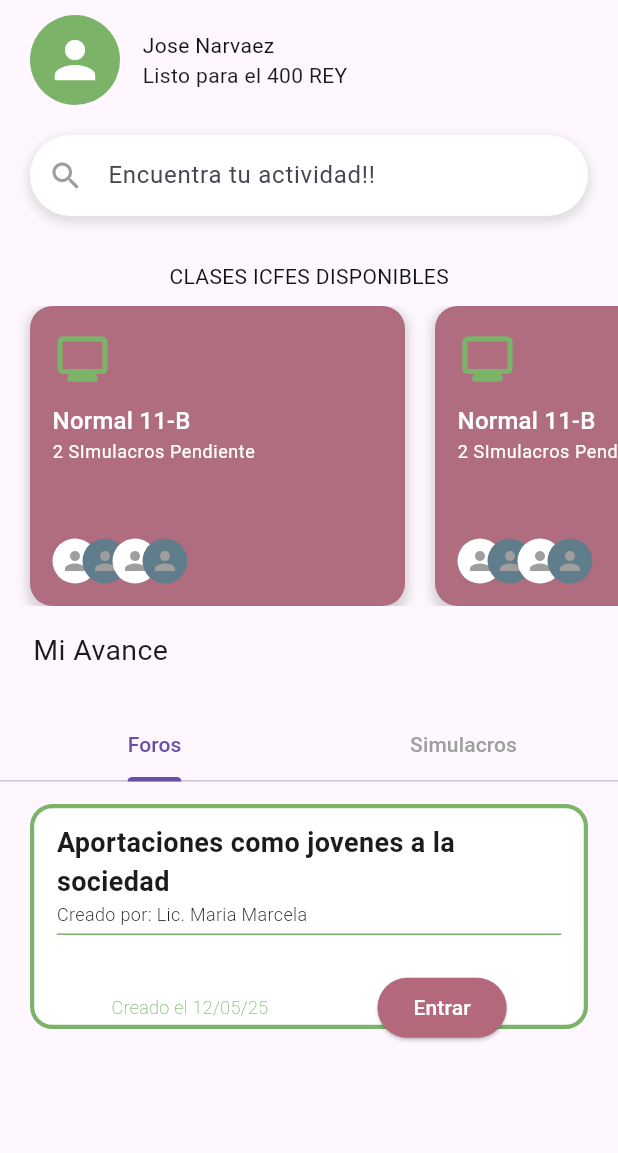
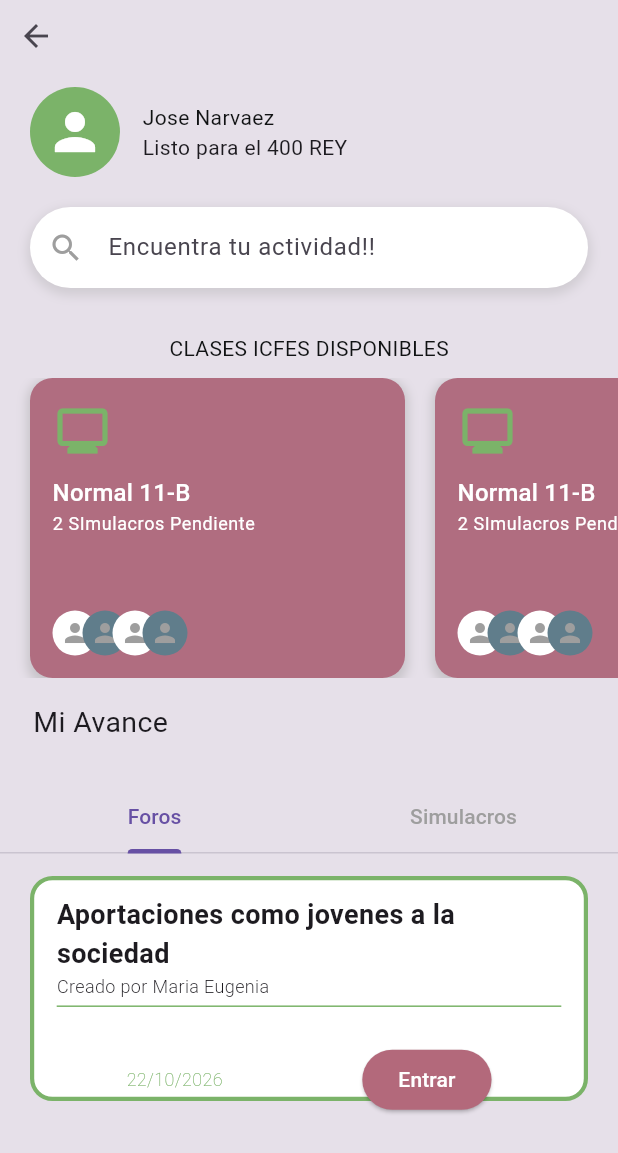
Before and after one commit to JosCariDe/front-preparate-icfes-caribe, a Flutter app: the screen it shows after launch, on a phone screen of 412 x 824 dp. Shown: the top 1153 px of the screen. Run offline on Flutter 3.47's test engine with Material 3 defaults, Android fonts, the phone set to English and light mode, and no system bars.

Commit message:
HomeScreen/HotFix/ Refactorizando sesion de Avances Ahora se pueden hacer varia card en esta sesion llamando el widget personalizado CardForo

```diff
--- a/lib/presentation/screens/home_screen.dart
+++ b/lib/presentation/screens/home_screen.dart
@@ -1,4 +1,5 @@
 import 'package:caribe_app/config/theme/app_theme.dart';
+import 'package:caribe_app/presentation/widgets/_CardForo.dart';
 import 'package:flutter/material.dart';
 
 class HomeScreen extends StatelessWidget {
@@ -6,26 +7,35 @@ class HomeScreen extends StatelessWidget {
 
   @override
   Widget build(BuildContext context) {
+
+    final colors = Theme.of(context).colorScheme;
     return Scaffold(
+      backgroundColor: colors.surfaceContainerHighest,
       body: SingleChildScrollView(
         child: Column(
           children: [
+            Align(
+              alignment: Alignment.topLeft,
+              child: BackButton(
+                onPressed: () {
+                  Navigator.pop(context);
+                },
+              ),
+            ),
             //! INFORMACION DEL USER
             InforUser(),
             //! BARRA DE BUSQUEDA
             BarraBusqueda(),
             //TODO SECCION CLASES ICFES
-            const SizedBox(height: 20,),
+            const SizedBox(height: 20),
             Padding(
               padding: EdgeInsets.symmetric(horizontal: 20),
               child: Text(
                 'CLASES ICFES DISPONIBLES',
-                style: TextStyle(
-                  color: primaryText,
-                ),
+                style: TextStyle(color: primaryText),
               ),
             ),
-            const SizedBox(height: 10,),
+            const SizedBox(height: 10),
             ClasesICFES(),
             //TODO SECCION AVANCE
             const Padding(
@@ -35,13 +45,11 @@ class HomeScreen extends StatelessWidget {
                 child: Text(
                   'Mi Avance',
                   textAlign: TextAlign.left,
-                  style: TextStyle(
-                    fontSize: 19,
-                  ),
+                  style: TextStyle(fontSize: 19),
                 ),
               ),
             ),
-            SizedBox(height: 10,),
+            SizedBox(height: 10),
             SeccionAvance(),
           ],
         ),
@@ -51,9 +59,7 @@ class HomeScreen extends StatelessWidget {
 }
 
 class SeccionAvance extends StatelessWidget {
-  const SeccionAvance({
-    super.key,
-  });
+  const SeccionAvance({super.key});
 
   @override
   Widget build(BuildContext context) {
@@ -65,10 +71,7 @@ class SeccionAvance extends StatelessWidget {
             indicatorColor: Theme.of(context).colorScheme.primary,
             labelColor: Theme.of(context).colorScheme.primary,
             unselectedLabelColor: Colors.grey,
-            tabs: const [
-              Tab(text: 'Foros',),
-              Tab(text: 'Simulacros',),
-            ],
+            tabs: const [Tab(text: 'Foros'), Tab(text: 'Simulacros')],
           ),
           SizedBox(
             height: 180,
@@ -77,83 +80,22 @@ class SeccionAvance extends StatelessWidget {
                 //? PESTAÑA FOROS:
                 Padding(
                   padding: EdgeInsets.symmetric(horizontal: 20, vertical: 15),
-                  child: Container(
-                    decoration: BoxDecoration(
-                      borderRadius: BorderRadius.circular(15),
-                      color: secondaryBackground,
-                      border: Border.all(
-                        width: 2.8,
-                        color: primaryColor
-                      ),
-                    ),
-                    child: Padding(
-                      padding: const EdgeInsets.symmetric(horizontal: 15, vertical: 10),
-                      child: Column(
-                        crossAxisAlignment: CrossAxisAlignment.start,
-                        children: [
-                          Text(
-                            'Aportaciones como jovenes a la sociedad',
-                            style: TextStyle(
-                              fontSize: 18,
-                              fontWeight: FontWeight.w700
-                            ),
-                          ),
-                          Text(
-                            'Creado por: Lic. Maria Marcela',
-                            style: TextStyle(
-                              fontSize: 12,
-                              fontWeight: FontWeight.w300
-                            ),
-                          ),
-                          Divider(
-                            height: 10,
-                            color: primaryColor,
-                          ),
-                          SizedBox(height: 20),
-                          Row(
-                            mainAxisAlignment: MainAxisAlignment.spaceAround,
-                            children: [
-                              Text(
-                                'Creado el 12/05/25',
-                                style: TextStyle(
-                                  fontSize: 12,
-                                  fontWeight: FontWeight.w200,
-                                  color: primaryColor,
-                                ),
-                              ),
-                              ElevatedButton(
-                                style: ElevatedButton.styleFrom(
-                                  backgroundColor: secondaryColor,
-                                ),
-                                onPressed: () {},
-                                child: Text('Entrar',
-                                  style: TextStyle(
-                                    color:Colors.white,
-                                  )
-                                ),
-                              ),
-                            ],
-                          )
-                        ],
-                      ),
-                    ),
-                  ),
+                  child: CardForo(tituloForo: 'Aportaciones como jovenes a la sociedad', creadorForo: 'Maria Eugenia', fechaCreacion: '22/10/2026', estadoPrueba: EstadoPrueba.activo),
                 ),
-                Padding(
-                  padding: EdgeInsets.symmetric(vertical: 10)),
+                Padding(padding: EdgeInsets.symmetric(vertical: 10)),
               ],
             ),
-          )
+          ),
         ],
       ),
     );
   }
 }
 
+
+
 class ClasesICFES extends StatelessWidget {
-  const ClasesICFES({
-    super.key,
-  });
+  const ClasesICFES({super.key});
 
   @override
   Widget build(BuildContext context) {
@@ -174,9 +116,9 @@ class ClasesICFES extends StatelessWidget {
                   color: const Color.fromARGB(111, 158, 158, 158),
                   spreadRadius: 2,
                   blurRadius: 5,
-                  offset: Offset(0, 3)
-                )
-              ]
+                  offset: Offset(0, 3),
+                ),
+              ],
             ),
             child: Padding(
               padding: EdgeInsets.all(15.0),
@@ -184,23 +126,19 @@ class ClasesICFES extends StatelessWidget {
               child: Column(
                 crossAxisAlignment: CrossAxisAlignment.start,
                 children: [
-                  Icon(
-                    Icons.monitor,
-                    size: 40,
-                    color: primaryColor,
-                  ),
-                  const SizedBox(height: 10,),
+                  Icon(Icons.monitor, size: 40, color: primaryColor),
+                  const SizedBox(height: 10),
                   Text(
                     'Normal 11-B',
                     style: Theme.of(context).textTheme.titleMedium?.copyWith(
-                          color: Theme.of(context).colorScheme.onPrimary,),
-
+                      color: Theme.of(context).colorScheme.onPrimary,
+                    ),
                   ),
                   Text(
                     '2 SImulacros Pendiente',
                     style: Theme.of(context).textTheme.bodySmall?.copyWith(
-                          color: Theme.of(context).colorScheme.onPrimary,),
-
+                      color: Theme.of(context).colorScheme.onPrimary,
+                    ),
                   ),
                   const Spacer(),
                   Row(
@@ -208,14 +146,18 @@ class ClasesICFES extends StatelessWidget {
                       CircleAvatar(
                         radius: 15,
                         backgroundColor: Colors.white,
-                        child: Icon(Icons.person, size: 20, color: Colors.grey,),
+                        child: Icon(Icons.person, size: 20, color: Colors.grey),
                       ),
                       Transform.translate(
                         offset: const Offset(-10, 0),
                         child: CircleAvatar(
                           radius: 15,
                           backgroundColor: Colors.blueGrey,
-                          child: Icon(Icons.person, size: 20, color: Colors.grey),
+                          child: Icon(
+                            Icons.person,
+                            size: 20,
+                            color: Colors.grey,
+                          ),
                         ),
                       ),
                       Transform.translate(
@@ -223,7 +165,11 @@ class ClasesICFES extends StatelessWidget {
                         child: CircleAvatar(
                           radius: 15,
                           backgroundColor: Colors.white,
-                          child: Icon(Icons.person, size: 20, color: Colors.grey),
+                          child: Icon(
+                            Icons.person,
+                            size: 20,
+                            color: Colors.grey,
+                          ),
                         ),
                       ),
                       Transform.translate(
@@ -231,11 +177,15 @@ class ClasesICFES extends StatelessWidget {
                         child: CircleAvatar(
                           radius: 15,
                           backgroundColor: Colors.blueGrey,
-                          child: Icon(Icons.person, size: 20, color: Colors.grey),
+                          child: Icon(
+                            Icons.person,
+                            size: 20,
+                            color: Colors.grey,
+                          ),
                         ),
                       ),
                     ],
-                  )
+                  ),
                 ],
               ),
             ),
@@ -247,9 +197,7 @@ class ClasesICFES extends StatelessWidget {
 }
 
 class BarraBusqueda extends StatelessWidget {
-  const BarraBusqueda({
-    super.key,
-  });
+  const BarraBusqueda({super.key});
 
   @override
   Widget build(BuildContext context) {
@@ -273,13 +221,14 @@ class BarraBusqueda extends StatelessWidget {
             labelText: 'Encuentra tu actividad!!',
             prefixIcon: Icon(Icons.search, color: Colors.grey),
             filled: true,
-            fillColor: Colors.transparent, // Set to transparent as container provides the color
+            fillColor:
+                Colors
+                    .transparent, // Set to transparent as container provides the color
             border: OutlineInputBorder(
               borderRadius: BorderRadius.circular(30),
-              borderSide: BorderSide.none //? SIN BORDE VISIBLE
+              borderSide: BorderSide.none, //? SIN BORDE VISIBLE
             ),
-            contentPadding:
-              EdgeInsets.symmetric(vertical: 15, horizontal: 20),
+            contentPadding: EdgeInsets.symmetric(vertical: 15, horizontal: 20),
           ),
         ),
       ),
@@ -288,9 +237,7 @@ class BarraBusqueda extends StatelessWidget {
 }
 
 class InforUser extends StatelessWidget {
-  const InforUser({
-    super.key,
-  });
+  const InforUser({super.key});
 
   @override
   Widget build(BuildContext context) {
@@ -301,31 +248,21 @@ class InforUser extends StatelessWidget {
           CircleAvatar(
             radius: 30,
             backgroundColor: primaryColor,
-            child: Icon(
-              Icons.person,
-              size: 40,
-              color: secondaryBackground,
-            ),
+            child: Icon(Icons.person, size: 40, color: secondaryBackground),
           ),
-          const SizedBox(width: 15,),
+          const SizedBox(width: 15),
           Column(
             crossAxisAlignment: CrossAxisAlignment.start,
             children: [
-              Text(
-                'Jose Narvaez',
-                style: TextStyle(
-                  color: primaryText
-                ),
-              ),
+              Text('Jose Narvaez', style: TextStyle(color: primaryText)),
               Text(
                 'Listo para el 400 REY',
                 style: Theme.of(context).textTheme.bodyMedium,
-              )
+              ),
             ],
-          )
+          ),
         ],
       ),
-
-      );
+    );
   }
 }
--- /dev/null
+++ b/lib/presentation/widgets/_CardForo.dart
@@ -0,0 +1,63 @@
+import 'package:caribe_app/config/theme/app_theme.dart';
+import 'package:flutter/material.dart';
+
+
+enum EstadoPrueba { activo, inactivo, pendiente, cerrado }
+
+class CardForo extends StatelessWidget {
+  final String tituloForo;
+  final String creadorForo;
+  final String fechaCreacion;
+  final EstadoPrueba estadoPrueba;
+
+  const CardForo({super.key, required this.tituloForo, required this.creadorForo, required this.fechaCreacion, required this.estadoPrueba});
+
+  @override
+  Widget build(BuildContext context) {
+    return Container(
+      decoration: BoxDecoration(
+        borderRadius: BorderRadius.circular(15),
+        color: secondaryBackground,
+        border: Border.all(width: 2.8, color: primaryColor),
+      ),
+      child: Padding(
+        padding: const EdgeInsets.symmetric(horizontal: 15, vertical: 10),
+        child: Column(
+          crossAxisAlignment: CrossAxisAlignment.start,
+          children: [
+            Text(
+              tituloForo,
+              style: TextStyle(fontSize: 18, fontWeight: FontWeight.w700),
+            ),
+            Text(
+              'Creado por $creadorForo',
+              style: TextStyle(fontSize: 12, fontWeight: FontWeight.w300),
+            ),
+            Divider(height: 10, color: primaryColor),
+            SizedBox(height: 20),
+            Row(
+              mainAxisAlignment: MainAxisAlignment.spaceAround,
+              children: [
+                Text(
+                  fechaCreacion,
+                  style: TextStyle(
+                    fontSize: 12,
+                    fontWeight: FontWeight.w200,
+                    color: primaryColor,
+                  ),
+                ),
+                ElevatedButton(
+                  style: ElevatedButton.styleFrom(
+                    backgroundColor: secondaryColor,
+                  ),
+                  onPressed: () {},
+                  child: Text('Entrar', style: TextStyle(color: Colors.white)),
+                ),
+              ],
+            ),
+          ],
+        ),
+      ),
+    );
+  }
+}
```
